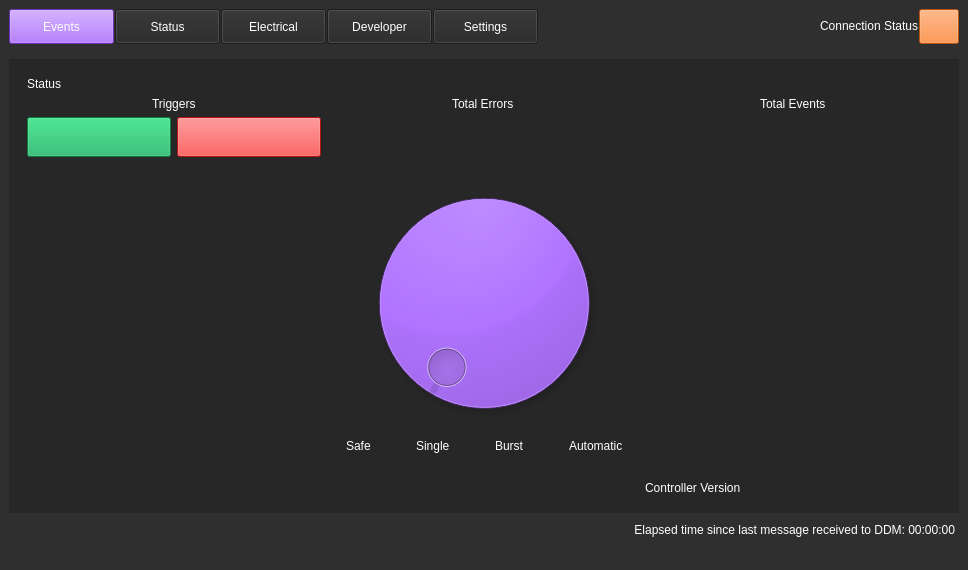
Team-Controller-NAU/Controller, file weapon-system-support-software/mainwindow.ui: the form before one commit.
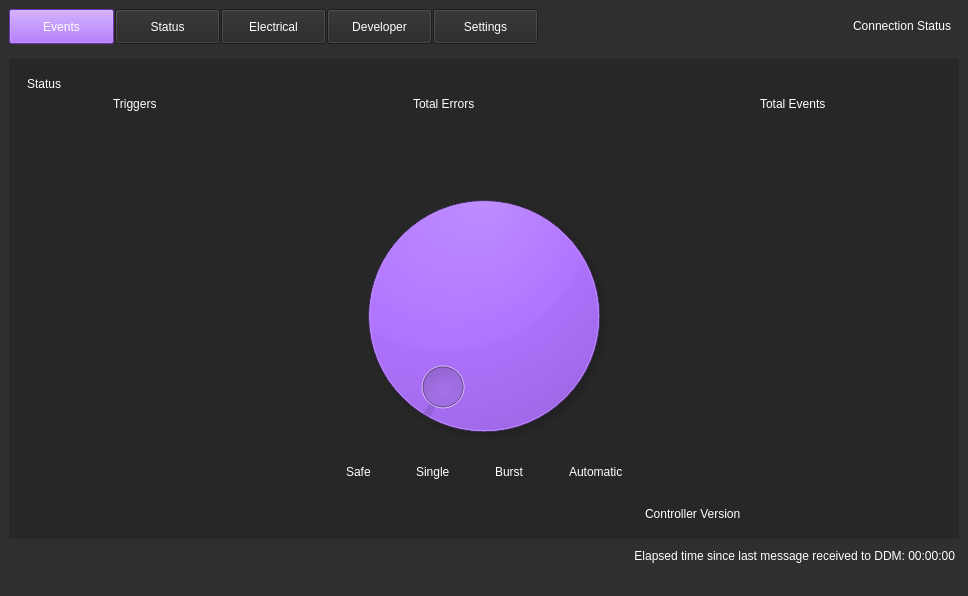
The form after the commit. The open tabs and pages were chosen to show the change. Icons and pictures are not drawn.

```diff
--- a/weapon-system-support-software/mainwindow.ui
+++ b/weapon-system-support-software/mainwindow.ui
@@ -7,7 +7,7 @@
     <x>0</x>
     <y>0</y>
     <width>968</width>
-    <height>570</height>
+    <height>596</height>
    </rect>
   </property>
   <property name="minimumSize">
@@ -212,7 +212,7 @@
         </spacer>
        </item>
        <item alignment="Qt::AlignRight|Qt::AlignVCenter">
-        <widget class="QLabel" name="label_2">
+        <widget class="QLabel" name="connectionLabel">
          <property name="sizePolicy">
           <sizepolicy hsizetype="Expanding" vsizetype="Expanding">
            <horstretch>0</horstretch>
@@ -232,22 +232,31 @@
         </widget>
        </item>
        <item>
-        <widget class="QPushButton" name="pushButton">
+        <widget class="QLabel" name="connectionStatus">
          <property name="maximumSize">
           <size>
-           <width>50</width>
+           <width>35</width>
            <height>35</height>
           </size>
          </property>
-         <property name="styleSheet">
-          <string notr="true">color: rgb(255, 255, 255);
-background-color: #FF7518;
-border-color: rgb(255, 255, 255);
-font: 16pt &quot;Segoe UI&quot;;</string>
+         <property name="baseSize">
+          <size>
+           <width>0</width>
+           <height>0</height>
+          </size>
          </property>
          <property name="text">
           <string/>
          </property>
+         <property name="pixmap">
+          <pixmap resource="resources.qrc">:/resources/Images/redButton.png</pixmap>
+         </property>
+         <property name="scaledContents">
+          <bool>true</bool>
+         </property>
+         <property name="wordWrap">
+          <bool>false</bool>
+         </property>
         </widget>
        </item>
       </layout>
@@ -1713,66 +1722,80 @@
              </item>
              <item row="2" column="0">
               <layout class="QHBoxLayout" name="triggerOutputs">
-               <item alignment="Qt::AlignTop">
-                <widget class="QPushButton" name="triggerTempGreen">
-                 <property name="sizePolicy">
-                  <sizepolicy hsizetype="Fixed" vsizetype="Fixed">
-                   <horstretch>0</horstretch>
-                   <verstretch>0</verstretch>
-                  </sizepolicy>
+               <item>
+                <spacer name="horizontalSpacer_10">
+                 <property name="orientation">
+                  <enum>Qt::Horizontal</enum>
                  </property>
-                 <property name="minimumSize">
+                 <property name="sizeType">
+                  <enum>QSizePolicy::Fixed</enum>
+                 </property>
+                 <property name="sizeHint" stdset="0">
                   <size>
-                   <width>144</width>
-                   <height>40</height>
+                   <width>80</width>
+                   <height>20</height>
                   </size>
                  </property>
+                </spacer>
+               </item>
+               <item>
+                <widget class="QLabel" name="label_2">
                  <property name="maximumSize">
                   <size>
-                   <width>16777215</width>
-                   <height>40</height>
+                   <width>50</width>
+                   <height>50</height>
                   </size>
                  </property>
-                 <property name="styleSheet">
-                  <string notr="true">color: rgb(255, 255, 255);
-background-color: #14AE5C;
-border-color: rgb(255, 255, 255);</string>
-                 </property>
                  <property name="text">
                   <string/>
                  </property>
                 </widget>
                </item>
-               <item alignment="Qt::AlignTop">
-                <widget class="QPushButton" name="triggerTempRed">
-                 <property name="sizePolicy">
-                  <sizepolicy hsizetype="Fixed" vsizetype="Fixed">
-                   <horstretch>0</horstretch>
-                   <verstretch>0</verstretch>
-                  </sizepolicy>
+               <item>
+                <spacer name="horizontalSpacer_12">
+                 <property name="orientation">
+                  <enum>Qt::Horizontal</enum>
                  </property>
-                 <property name="minimumSize">
+                 <property name="sizeType">
+                  <enum>QSizePolicy::Fixed</enum>
+                 </property>
+                 <property name="sizeHint" stdset="0">
                   <size>
-                   <width>144</width>
-                   <height>40</height>
+                   <width>36</width>
+                   <height>20</height>
                   </size>
                  </property>
+                </spacer>
+               </item>
+               <item>
+                <widget class="QLabel" name="label_3">
                  <property name="maximumSize">
                   <size>
-                   <width>16777215</width>
-                   <height>40</height>
+                   <width>50</width>
+                   <height>50</height>
                   </size>
                  </property>
-                 <property name="styleSheet">
-                  <string notr="true">color: rgb(255, 255, 255);
-background-color: #FE1C1C;
-border-color: rgb(255, 255, 255);</string>
-                 </property>
                  <property name="text">
                   <string/>
                  </property>
                 </widget>
                </item>
+               <item>
+                <spacer name="horizontalSpacer_11">
+                 <property name="orientation">
+                  <enum>Qt::Horizontal</enum>
+                 </property>
+                 <property name="sizeType">
+                  <enum>QSizePolicy::Fixed</enum>
+                 </property>
+                 <property name="sizeHint" stdset="0">
+                  <size>
+                   <width>80</width>
+                   <height>20</height>
+                  </size>
+                 </property>
+                </spacer>
+               </item>
               </layout>
              </item>
              <item row="1" column="4" alignment="Qt::AlignHCenter|Qt::AlignTop">
```
Left out of the diff: 36 changed lines with no effect on the pictures.
